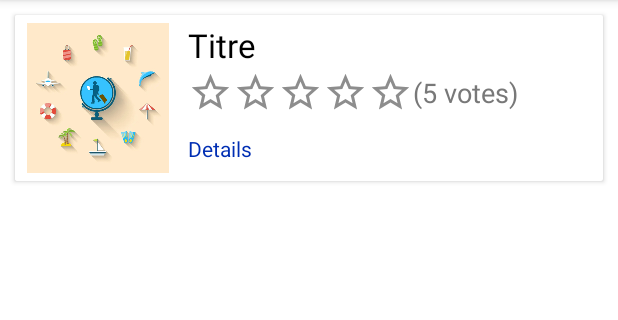
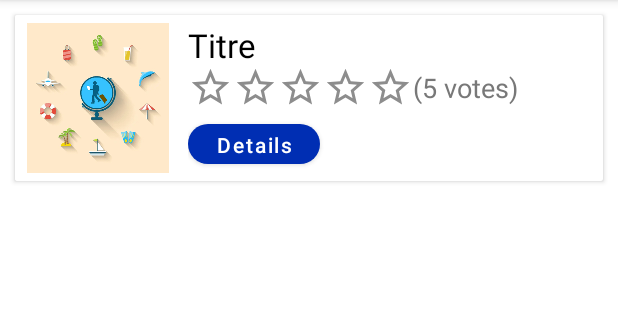
Before and after one commit to TahianaAndriambahoaka/projet-android-master1-p10, an Android app: the fragment ActiviteTouristiqueFragment shown on its own in the app's theme, on a phone screen of 412 x 824 dp, the part 84-404 px from its top. Run offline under Robolectric (Android 15) with nearby library versions, the phone set to English and light mode, and no system bars; pictures from the network do not load; 9 statements that could not run were skipped.

Commit message:
améliorations

```diff
--- a/app/src/main/java/com/example/tourisme_1076_1146/vue/fragments/ActiviteTouristiqueFragment.java
+++ b/app/src/main/java/com/example/tourisme_1076_1146/vue/fragments/ActiviteTouristiqueFragment.java
@@ -5,10 +5,12 @@ import android.os.Bundle;
 import android.view.LayoutInflater;
 import android.view.View;
 import android.view.ViewGroup;
+import android.widget.Button;
 import android.widget.ImageView;
 import android.widget.TextView;
 
 import androidx.annotation.NonNull;
+import androidx.core.content.ContextCompat;
 import androidx.fragment.app.Fragment;
 
 import com.bumptech.glide.Glide;
@@ -85,7 +87,9 @@ public class ActiviteTouristiqueFragment extends Fragment {
                 .load(this.activiteTouristique.getImagesURL().get(0))
                 .into(imageView);
 
-        v.findViewById(R.id.details).setOnClickListener(new View.OnClickListener() {
+        Button details = v.findViewById(R.id.details);
+        details.setBackgroundColor(ContextCompat.getColor(getContext(), R.color.link));
+        details.setOnClickListener(new View.OnClickListener() {
             @Override
             public void onClick(View v) {
                 Intent intent = new Intent(getActivity(), DetailActivity.class);
--- a/app/src/main/res/layout/fragment_activite_touristique.xml
+++ b/app/src/main/res/layout/fragment_activite_touristique.xml
@@ -1,5 +1,6 @@
 <?xml version="1.0" encoding="utf-8"?>
 <FrameLayout xmlns:android="http://schemas.android.com/apk/res/android"
+    xmlns:app="http://schemas.android.com/apk/res-auto"
     xmlns:tools="http://schemas.android.com/tools"
     android:layout_width="match_parent"
     android:layout_height="match_parent"
@@ -97,15 +98,15 @@
                             android:textColor="@color/text_2" />
                     </LinearLayout>
 
-                    <TextView
+                    <Button
                         android:id="@+id/details"
                         android:layout_width="wrap_content"
-                        android:layout_height="0dp"
+                        android:layout_height="10dp"
                         android:layout_marginTop="5dp"
                         android:layout_weight="1"
-                        android:gravity="center"
                         android:text="@string/details"
-                        android:textColor="@color/link" />
+                        android:textAllCaps="false"
+                        app:cornerRadius="20dp" />
 
                 </LinearLayout>
             </LinearLayout>
--- a/app/src/main/res/values/themes.xml
+++ b/app/src/main/res/values/themes.xml
@@ -26,6 +26,7 @@
         <!-- Status bar color. -->
         <item name="android:statusBarColor" tools:targetApi="l">?attr/colorPrimaryVariant</item>
         <!-- Customize your theme here. -->
+        <item name="android:windowSoftInputMode">stateHidden</item>
     </style>
 
     <!--    SplashScreen-->
```
